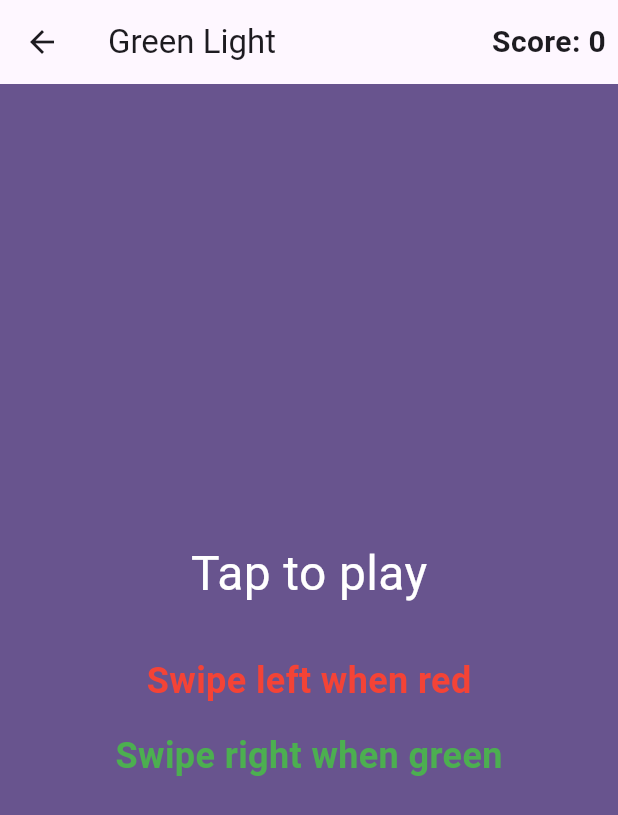
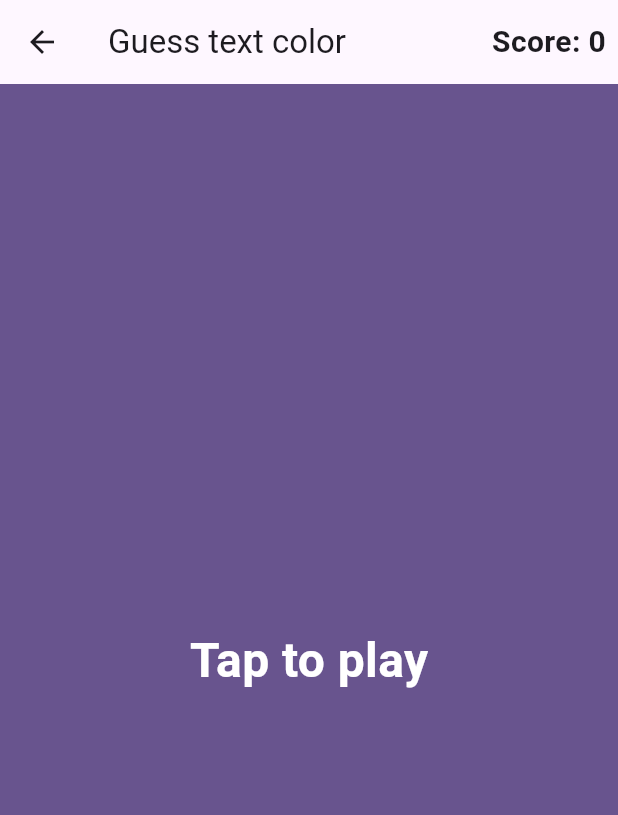
Before and after one commit to Hikuluno/Projet_ProgM, a Flutter app: the TextColorGuess screen opened by its route, on a phone screen of 412 x 824 dp. Shown: the top 815 px of the screen. Run offline on Flutter 3.47's test engine with Material 2 defaults, Android fonts, the phone set to English and light mode, and no system bars; missing offline and left inert: filesystem_picker, flutter_p2p_connection.

Commit message:
first version of "guess text color"

```diff
--- a/lib/screens/games.dart
+++ b/lib/screens/games.dart
@@ -28,10 +28,10 @@ class Games extends StatelessWidget {
               onPressed: () {
                 Navigator.pushNamed(
                   context,
-                  '/greenlight',
+                  '/textColorGuess',
                 );
               },
-              child: const Text('GREENLIGHT'),
+              child: const Text('GUESS TEXT COLOR'),
             ),
             const SizedBox(height: 10),
             OutlinedButton(
--- a/lib/screens/textColorGuess.dart
+++ b/lib/screens/textColorGuess.dart
@@ -1,21 +1,23 @@
+import 'dart:async';
+import 'dart:math';
+
 import 'package:flutter/material.dart';
-import 'dart:math';
 import 'package:flutter_application_1/score.dart';
+import 'package:flutter_application_1/textColor.dart';
 
 class TextColorGuess extends StatefulWidget {
-  const TextColorGuess({Key? key}) : super(key: key);
-
+  const TextColorGuess({super.key});
   @override
-  TtextColorGuessState createState() => TtextColorGuessState();
+  TextColorGuessState createState() => TextColorGuessState();
 }
 
-class TtextColorGuessState extends State<TextColorGuess> {
+class TextColorGuessState extends State<TextColorGuess> {
   final GlobalKey<ScoreWidgetState> _scoreKey = GlobalKey();
   late ScoreWidget _scoreWidget;
-  bool _isStarted = false;
-  bool _isWaiting = false;
-  late bool _isGreen;
-  late bool _isRed;
+  late Timer _timer;
+  bool _isGameRunning = false;
+  bool _isGameFinished = false;
+  final _random = Random();
 
   @override
   void initState() {
@@ -27,7 +29,7 @@ class TtextColorGuessState extends State<TextColorGuess> {
   Widget build(BuildContext context) {
     return Scaffold(
         appBar: AppBar(
-        title: const Text('Green Light'),
+          title: const Text('Guess text color'),
           actions: [
             Padding(
               padding: const EdgeInsets.all(8.0),
@@ -35,13 +37,78 @@ class TtextColorGuessState extends State<TextColorGuess> {
             ),
           ],
         ),
-      body: !_isStarted
+        body: _isGameRunning
+            ? Column(
+                children: [
+                  const TextColor(),
+                  Column(
+                    mainAxisAlignment: MainAxisAlignment.center,
+                    children: [
+                      Row(
+                        children: [
+                          Expanded(
+                            child: ElevatedButton(
+                              onPressed: () {},
+                              child: const Text('Purple'),
+                            ),
+                          ),
+                          Expanded(
+                            child: ElevatedButton(
+                              onPressed: () {},
+                              child: const Text('Yellow'),
+                            ),
+                          ),
+                        ],
+                      ),
+                      Row(
+                        children: [
+                          Expanded(
+                            child: ElevatedButton(
+                              onPressed: () {},
+                              child: const Text('Black'),
+                            ),
+                          ),
+                          Expanded(
+                            child: ElevatedButton(
+                              onPressed: () {},
+                              child: const Text('White'),
+                            ),
+                          ),
+                        ],
+                      ),
+                    ],
+                  ),
+                ],
+              )
+            : _isGameFinished
                 ? GestureDetector(
+                    onTap: () async {
+                      await Future.delayed(const Duration(seconds: 1));
+
+                      setState(() {
+                        _isGameFinished = false;
+                      });
+                    },
+                    child: Container(
+                      color: Theme.of(context).primaryColor,
+                      child: Center(
+                          child: Column(
+                        mainAxisAlignment: MainAxisAlignment.center,
+                        children: const [
+                          Text(
+                            'Replay ?',
+                            style: TextStyle(
+                                fontSize: 32,
+                                color: Colors.white,
+                                fontWeight: FontWeight.bold),
+                          ),
+                        ],
+                      )),
+                    ),
+                  )
+                : GestureDetector(
                     onTap: () {
-                setState(() {
-                  _isStarted = true;
-                });
-                _updateColor();
+                      startGame();
                     },
                     child: Container(
                       color: Theme.of(context).primaryColor,
@@ -51,65 +118,58 @@ class TtextColorGuessState extends State<TextColorGuess> {
                         children: const [
                           Text(
                             'Tap to play',
-                      style: TextStyle(fontSize: 32, color: Colors.white),
-                    ),
-                    SizedBox(height: 32),
-                    Text(
-                      'Swipe left when red',
                             style: TextStyle(
-                          fontSize: 24,
-                          color: Colors.red,
-                          fontWeight: FontWeight.bold),
-                    ),
-                    SizedBox(height: 16),
-                    Text(
-                      'Swipe right when green',
-                      style: TextStyle(
-                          fontSize: 24,
-                          color: Colors.green,
+                                fontSize: 32,
+                                color: Colors.white,
                                 fontWeight: FontWeight.bold),
                           ),
                         ],
                       )),
                     ),
-            )
-          : _isWaiting
-              ? Container(
-                  color: Theme.of(context).primaryColor,
-                  child: const Center(child: Text("Is waiting")))
-              : GestureDetector(
-                  onPanUpdate: (details) {
-                    int sensitivity = 12;
-                    print("iswaiting : $_isWaiting");
-                    if (details.delta.dx > sensitivity && !_isWaiting) {
-                      // swipe to the right
-                      if (_isGreen) {
+                  ));
+  }
+
+  @override
+  void dispose() {
+    super.dispose();
+    if (_isGameRunning) {
+      _timer.cancel();
+    }
+  }
+
+  void startGame() {
+    // spawnTextColor();
     setState(() {
-                          _scoreKey.currentState
-                              ?.increment(); // increment the score
+      _isGameRunning = true;
+    });
+    _timer = Timer.periodic(const Duration(seconds: 1), (timer) {
+      // Duration of the game
+      int duration = 15;
+      if (timer.tick >= duration) {
+        timer.cancel();
+        setState(() {
+          _isGameRunning = false;
+          _isGameFinished = true;
+        });
+        return;
+      }
     });
   }
-                      _updateColor();
-                    } else if (details.delta.dx < sensitivity) {
-                      // swipe to the left
-                      if (_isRed) {
-                        setState(() {
-                          _scoreKey.currentState
-                              ?.increment(); // increment the score
-                        });
+
+  // void spawnTextColor() {
+  //   if (_isGameRunning) {
+  //     setState(() {
+  //       _targetXPosition = _random.nextDouble() *
+  //           (MediaQuery.of(context).size.width - widget.size);
+  //       _targetYPosition = _random.nextDouble() *
+  //           (MediaQuery.of(context).size.height - widget.size);
+  //     });
+  //   }
+  // }
+
+  // void _onTap() {
+  //   _scoreKey.currentState?.increment();
+  //   spawnTarget();
+  // }
 }
-                      _updateColor();
-                    }
-                  },
-                  child:
-                      Container(color: _isGreen ? Colors.green : Colors.red)),
-    );
-  }
-
-  Future<void> _updateColor() async {
-    setState(() {
-      _isGreen = Random().nextBool();
-      _isRed = !_isGreen;
-    });
-  }
-}
+            // const Center(child: TextColor())
--- /dev/null
+++ b/lib/textColor.dart
@@ -0,0 +1,25 @@
+import 'package:flutter/material.dart';
+
+class TextColor extends StatelessWidget {
+  final double size;
+  final Color textColor;
+  final Color bgColor;
+  final String text;
+
+  const TextColor(
+      {super.key,
+      this.size = 100,
+      this.textColor = Colors.red,
+      this.bgColor = Colors.yellow,
+      this.text = "Blue"});
+
+  @override
+  Widget build(BuildContext context) {
+    return Container(
+      width: size,
+      height: size,
+      color: bgColor,
+      child: Center(child: Text(text, style: TextStyle(color: textColor))),
+    );
+  }
+}
```
Also changed, not shown: lib/screens/targetGame.dart (+10 -13 lines). Lines whose indentation alone changed are shown as unchanged.
